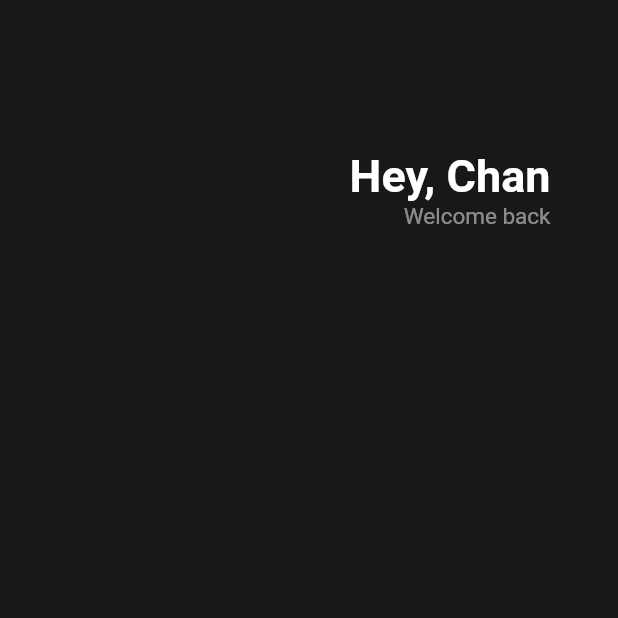
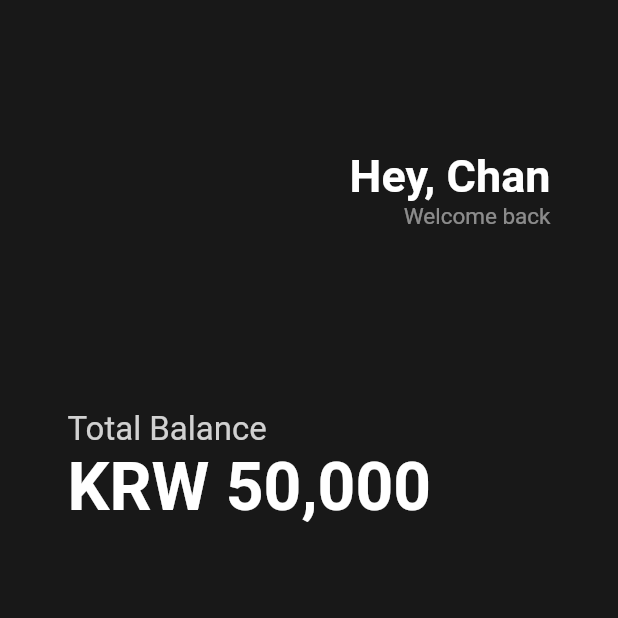
Before and after one commit to Hugekyung/First-Flutter, a Flutter app: the screen it shows after launch, on a phone screen of 412 x 824 dp, the top half of it. Run offline on Flutter 3.47's test engine with Material 2 defaults, Android fonts, the phone set to English and light mode, and no system bars.

Commit message:
total balance 부분 추가

```diff
--- a/lib/main.dart
+++ b/lib/main.dart
@@ -17,16 +17,19 @@ class App extends StatelessWidget {
           body: Padding(
             padding: const EdgeInsets.symmetric(horizontal: 45),
             child: Column(
+              crossAxisAlignment: CrossAxisAlignment.start,
               children: [
                 const SizedBox(
                   height: 100,
                 ),
                 Row(
                   // * 햄버거바, 닉네임 공간 분리를 위한 Row
-                  mainAxisAlignment: MainAxisAlignment.end, // * 가로 방향 정렬
+                  mainAxisAlignment:
+                      MainAxisAlignment.end, // * Row 기준 main이 가로, cross가 세로
                   children: [
                     Column(
-                      crossAxisAlignment: CrossAxisAlignment.end, // * 세로 방향 정렬
+                      crossAxisAlignment: CrossAxisAlignment
+                          .end, // * Column 기준 main이 세로, cross가 가로
                       children: [
                         const Text(
                           'Hey, Chan',
@@ -45,20 +48,23 @@ class App extends StatelessWidget {
                         ),
                       ],
                     ),
-                    // Column(
-                    //   crossAxisAlignment: CrossAxisAlignment.center,
-                    //   children: [
-                    //     const Text(
-                    //       'Another Column',
-                    //       style: TextStyle(
-                    //         color: Colors.red,
-                    //         fontSize: 10,
-                    //       ),
-                    //     )
-                    //   ],
-                    // )
                   ],
-                )
+                ),
+                const SizedBox(
+                  height: 120,
+                ),
+                Text(
+                  'Total Balance',
+                  style: TextStyle(
+                      color: Colors.white.withOpacity(0.8), fontSize: 22),
+                ),
+                const Text(
+                  'KRW 50,000',
+                  style: TextStyle(
+                      color: Colors.white,
+                      fontSize: 44,
+                      fontWeight: FontWeight.w600),
+                ),
               ],
             ),
           )),
```
